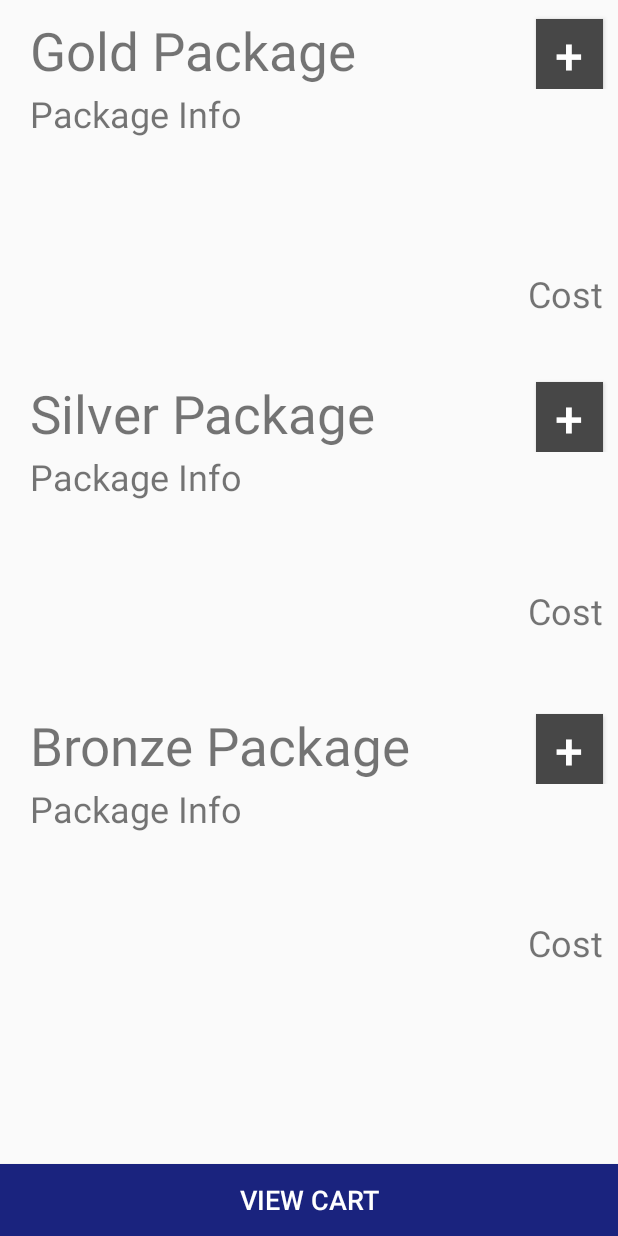
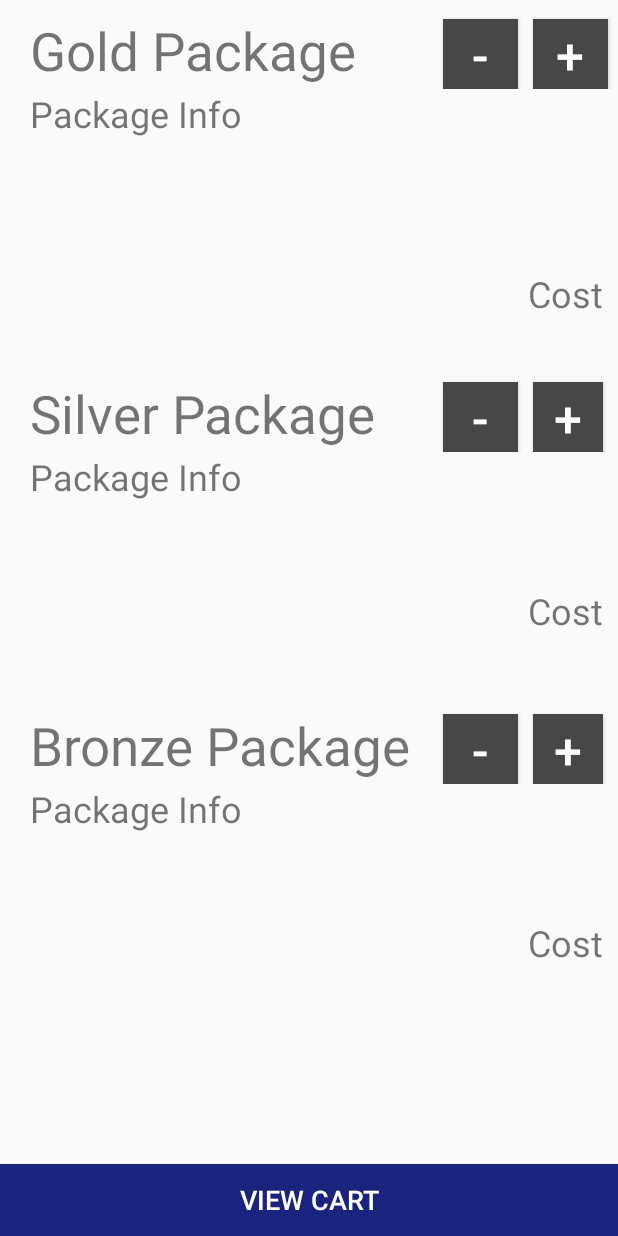
Before and after one commit to maira-abid/ServX, an Android app: the layout fragment_serv_frag1.xml on its own in the app's theme, with its tools: preview values and no code run, on a phone screen of 412 x 824 dp. Run offline under Robolectric (Android 15) with nearby library versions, the phone set to English and light mode, and no system bars.

```diff
--- a/app/build.gradle
+++ b/app/build.gradle
@@ -27,6 +27,7 @@ dependencies {
     implementation 'com.android.support:support-v4:27.1.1'
     implementation 'com.google.android.gms:play-services-maps:15.0.1'
     implementation 'com.google.android.gms:play-services-location:15.0.1'
+    implementation 'com.cepheuen.elegant-number-button:lib:1.0.2'
     testImplementation 'junit:junit:4.12'
     androidTestImplementation 'com.android.support.test:runner:1.0.2'
     androidTestImplementation 'com.android.support.test.espresso:espresso-core:3.0.2'
--- a/app/src/main/res/layout/fragment_serv_frag1.xml
+++ b/app/src/main/res/layout/fragment_serv_frag1.xml
@@ -36,10 +36,23 @@
 
                 <TextView
                     android:id="@+id/P1"
-                    android:layout_width="337dp"
+                    android:layout_width="275dp"
                     android:layout_height="wrap_content"
                     android:text="Gold Package"
                     android:textSize="35sp" />
+
+                <Button
+                    android:id="@+id/btnM1"
+                    android:layout_width="50dp"
+                    android:layout_height="47dp"
+                    android:layout_marginTop="2dp"
+                    android:layout_marginRight="10dp"
+
+                    android:background="#474747"
+                    android:text="-"
+                    android:textColor="@color/white"
+                    android:textSize="33sp" />
+
 
                 <Button
                     android:id="@+id/btnP1"
@@ -47,7 +60,7 @@
                     android:layout_height="47dp"
                     android:layout_marginTop="2dp"
                     android:layout_marginRight="10dp"
-                    android:layout_weight="0.95"
+
                     android:background="#474747"
                     android:text="+"
                     android:textColor="@color/white"
@@ -91,10 +104,22 @@
 
                 <TextView
                     android:id="@+id/P2"
-                    android:layout_width="337dp"
+                    android:layout_width="275dp"
                     android:layout_height="wrap_content"
                     android:text="Silver Package"
                     android:textSize="35sp" />
+
+                <Button
+                    android:id="@+id/btnM2"
+                    android:layout_width="50dp"
+                    android:layout_height="47dp"
+                    android:layout_marginTop="2dp"
+                    android:layout_marginRight="10dp"
+
+                    android:background="#474747"
+                    android:text="-"
+                    android:textColor="@color/white"
+                    android:textSize="33sp" />
 
                 <Button
                     android:id="@+id/btnP2"
@@ -148,10 +173,22 @@
 
                 <TextView
                     android:id="@+id/P3"
-                    android:layout_width="337dp"
+                    android:layout_width="275dp"
                     android:layout_height="wrap_content"
                     android:text="Bronze Package"
                     android:textSize="35sp" />
+
+                <Button
+                    android:id="@+id/btnM3"
+                    android:layout_width="50dp"
+                    android:layout_height="47dp"
+                    android:layout_marginTop="2dp"
+                    android:layout_marginRight="10dp"
+
+                    android:background="#474747"
+                    android:text="-"
+                    android:textColor="@color/white"
+                    android:textSize="33sp" />
 
                 <Button
                     android:id="@+id/btnP3"
@@ -159,6 +196,7 @@
                     android:layout_height="47dp"
                     android:layout_marginTop="2dp"
                     android:layout_marginRight="10dp"
+
                     android:layout_weight="0.95"
                     android:background="#474747"
                     android:text="+"
```
Also changed, not shown: app/src/main/java/pl/servx/servx/Cart.java (+8 -3 lines), app/src/main/java/pl/servx/servx/Model/cart_data.java (added, +12 -0 lines), app/src/main/java/pl/servx/servx/serv_frag1.java (+121 -36 lines), app/src/main/res/layout/activity_cart.xml (+20 -15 lines), 999 other files.
